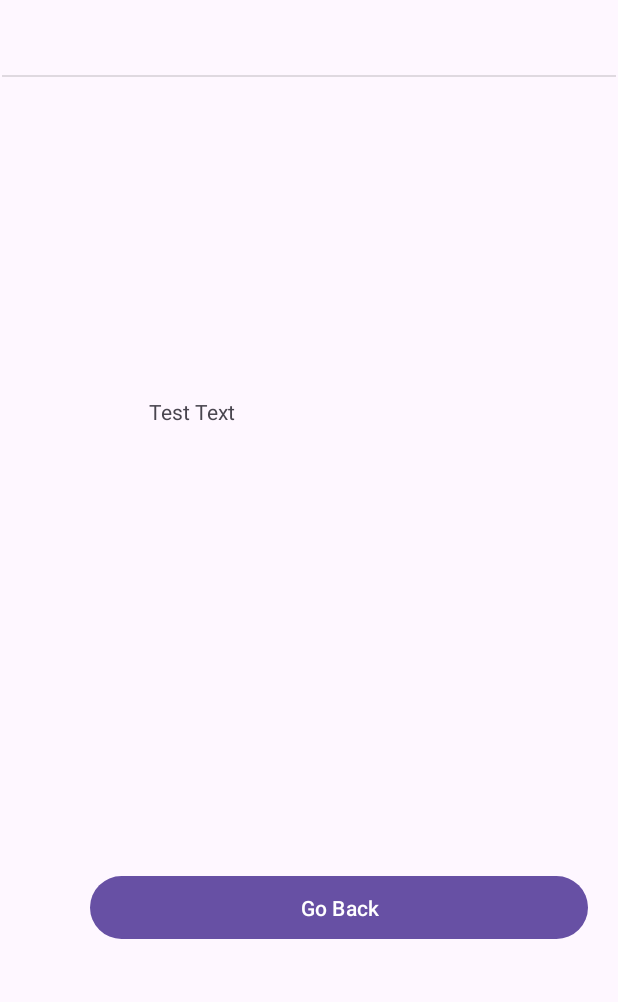
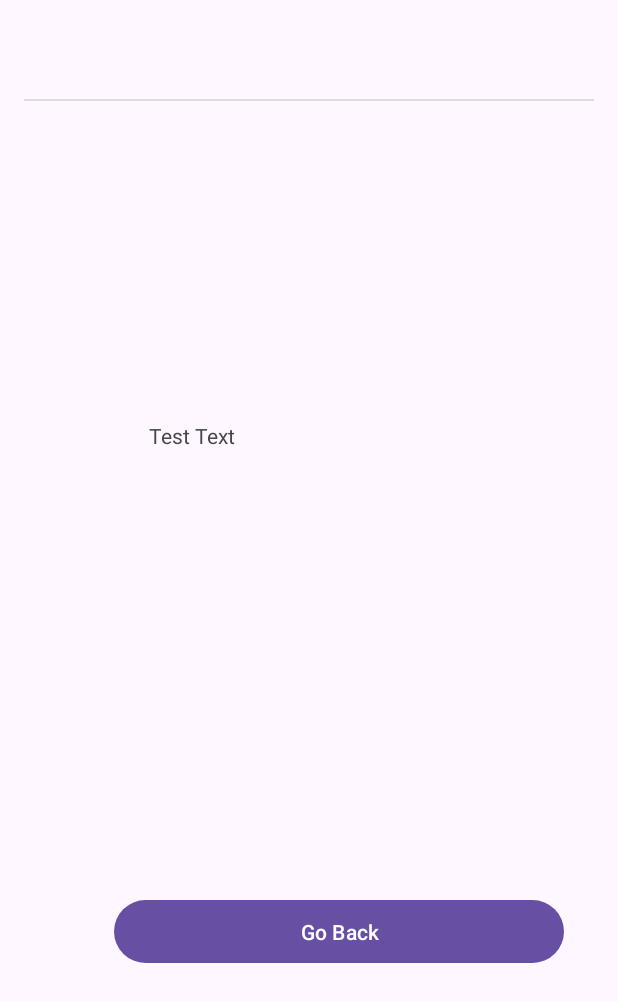
Before and after one commit to Ahel6/LangLearn, an Android app: the screen it shows after launch (Settings), after a tap on "Settings", on a phone screen of 412 x 824 dp. Shown: the top 1002 px of the screen. Run offline under Robolectric (Android 15) with nearby library versions, the phone set to English and light mode, and no system bars.

```diff
--- a/app/src/main/java/com/example/langlearn/MainActivity.java
+++ b/app/src/main/java/com/example/langlearn/MainActivity.java
@@ -5,20 +5,17 @@ import androidx.appcompat.app.AppCompatActivity;
 import android.content.Intent;
 import android.os.Bundle;
 import android.view.View;
-import android.widget.Button;
 
-public class MainActivity extends AppCompatActivity{ //implements View.OnClickListener {
+public class MainActivity extends AppCompatActivity{
 
     @Override //show splash screen
     protected void onCreate(Bundle savedInstanceState) {
         super.onCreate(savedInstanceState);
         setContentView(R.layout.activity_main);
-        Button openSettings = findViewById(R.id.settingsButton);
-        //openSettings.setOnClickListener(this);
     }
 
     public void openSettings(View v){
-        Intent showSettings = new Intent(MainActivity.this, Settings.class);
+        Intent showSettings = new Intent(this, Settings.class);
         startActivity(showSettings);
 
     }
--- a/app/src/main/res/layout/activity_settings.xml
+++ b/app/src/main/res/layout/activity_settings.xml
@@ -2,9 +2,12 @@
 <androidx.constraintlayout.widget.ConstraintLayout xmlns:android="http://schemas.android.com/apk/res/android"
     xmlns:app="http://schemas.android.com/apk/res-auto"
     xmlns:tools="http://schemas.android.com/tools"
+    android:id="@+id/Main"
     android:layout_width="match_parent"
-    android:layout_height="match_parent">
-
+    android:layout_height="match_parent"
+    android:padding="16dp"
+    tools:context=".Settings"
+    >
     <Button
         android:id="@+id/backToMainButton"
         android:layout_width="0dp"
```
Also changed, not shown: app/src/main/java/com/example/langlearn/Settings.java (+5 -10 lines).
